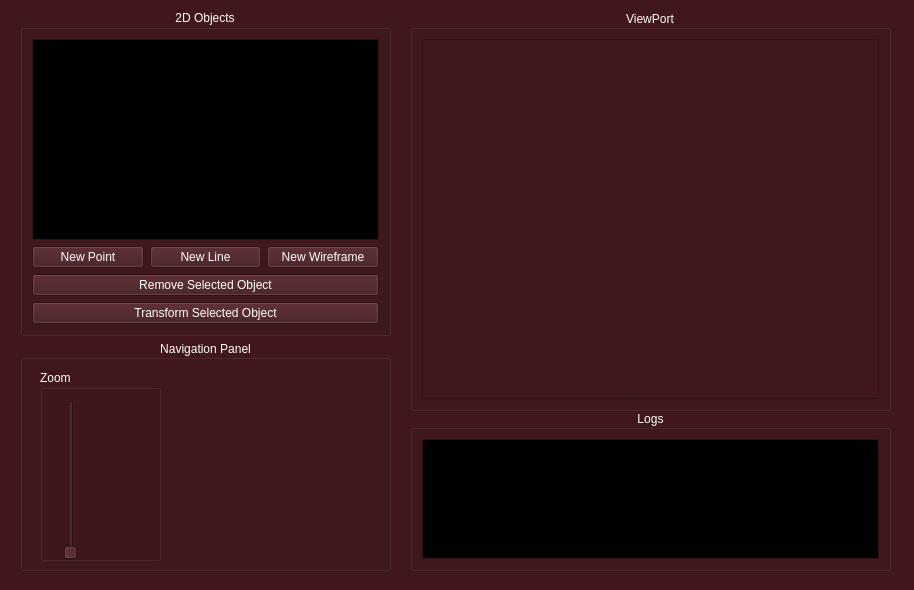
Before: the Qt Designer form SGI/view/screens/main.ui in JVSutter/Sistema-Grafico-Interativo, drawn with Qt 5.
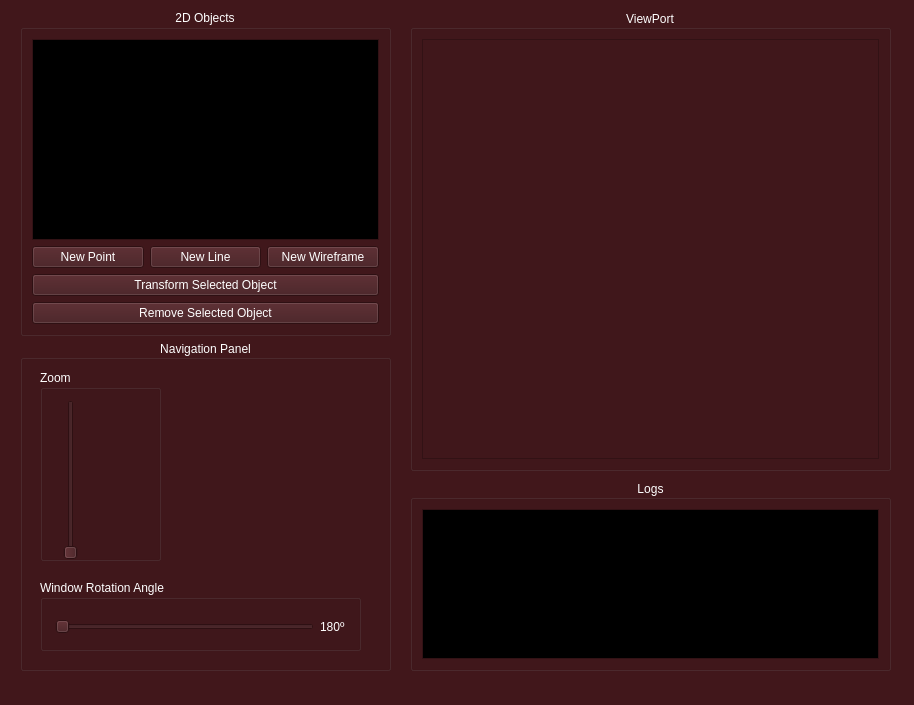
After: the same form once the commit is applied. Icons and pictures are not drawn.

Commit message: UI da rotacao da window

Patch:
```diff
--- a/SGI/view/screens/main.ui
+++ b/SGI/view/screens/main.ui
@@ -10,7 +10,7 @@
     <x>0</x>
     <y>0</y>
     <width>914</width>
-    <height>590</height>
+    <height>705</height>
    </rect>
   </property>
   <property name="sizePolicy">
@@ -22,13 +22,13 @@
   <property name="minimumSize">
    <size>
     <width>914</width>
-    <height>590</height>
+    <height>705</height>
    </size>
   </property>
   <property name="maximumSize">
    <size>
     <width>914</width>
-    <height>590</height>
+    <height>705</height>
    </size>
   </property>
   <property name="palette">
@@ -685,19 +685,6 @@
         </item>
        </layout>
       </item>
-      <item>
-       <widget class="QPushButton" name="removeObject">
-        <property name="cursor">
-         <cursorShape>PointingHandCursor</cursorShape>
-        </property>
-        <property name="styleSheet">
-         <string notr="true"/>
-        </property>
-        <property name="text">
-         <string>Remove Selected Object</string>
-        </property>
-       </widget>
-      </item>
       <item>
        <widget class="QPushButton" name="transformObject">
         <property name="cursor">
@@ -711,6 +698,19 @@
         </property>
        </widget>
       </item>
+      <item>
+       <widget class="QPushButton" name="removeObject">
+        <property name="cursor">
+         <cursorShape>PointingHandCursor</cursorShape>
+        </property>
+        <property name="styleSheet">
+         <string notr="true"/>
+        </property>
+        <property name="text">
+         <string>Remove Selected Object</string>
+        </property>
+       </widget>
+      </item>
      </layout>
     </item>
    </layout>
@@ -721,7 +721,7 @@
      <x>20</x>
      <y>340</y>
      <width>371</width>
-     <height>231</height>
+     <height>331</height>
     </rect>
    </property>
    <property name="cursor">
@@ -857,7 +857,7 @@
     <property name="geometry">
      <rect>
       <x>180</x>
-      <y>40</y>
+      <y>50</y>
       <width>171</width>
       <height>171</height>
      </rect>
@@ -873,7 +873,7 @@
     <property name="geometry">
      <rect>
       <x>190</x>
-      <y>30</y>
+      <y>40</y>
       <width>151</width>
       <height>71</height>
      </rect>
@@ -907,7 +907,7 @@
     <property name="geometry">
      <rect>
       <x>180</x>
-      <y>90</y>
+      <y>100</y>
       <width>81</width>
       <height>71</height>
      </rect>
@@ -941,7 +941,7 @@
     <property name="geometry">
      <rect>
       <x>260</x>
-      <y>90</y>
+      <y>100</y>
       <width>91</width>
       <height>71</height>
      </rect>
@@ -981,7 +981,7 @@
     <property name="geometry">
      <rect>
       <x>190</x>
-      <y>150</y>
+      <y>160</y>
       <width>151</width>
       <height>71</height>
      </rect>
@@ -1011,14 +1011,56 @@
      <bool>true</bool>
     </property>
    </widget>
+   <widget class="QGroupBox" name="groupBox_3">
+    <property name="geometry">
+     <rect>
+      <x>20</x>
+      <y>240</y>
+      <width>321</width>
+      <height>71</height>
+     </rect>
+    </property>
+    <property name="title">
+     <string>Window Rotation Angle</string>
+    </property>
+    <widget class="QWidget" name="">
+     <property name="geometry">
+      <rect>
+       <x>15</x>
+       <y>33</y>
+       <width>291</width>
+       <height>27</height>
+      </rect>
+     </property>
+     <layout class="QHBoxLayout" name="horizontalLayout_5">
+      <item>
+       <widget class="QSlider" name="windowRotationSlider">
+        <property name="maximum">
+         <number>360</number>
+        </property>
+        <property name="orientation">
+         <enum>Qt::Orientation::Horizontal</enum>
+        </property>
+       </widget>
+      </item>
+      <item>
+       <widget class="QLabel" name="windowRotationLabel">
+        <property name="text">
+         <string>180º</string>
+        </property>
+       </widget>
+      </item>
+     </layout>
+    </widget>
+   </widget>
   </widget>
   <widget class="QGroupBox" name="groupBox">
    <property name="geometry">
     <rect>
      <x>410</x>
-     <y>410</y>
+     <y>480</y>
      <width>481</width>
-     <height>161</height>
+     <height>191</height>
     </rect>
    </property>
    <property name="title">
@@ -1113,7 +1155,7 @@
      <x>410</x>
      <y>10</y>
      <width>481</width>
-     <height>401</height>
+     <height>461</height>
     </rect>
    </property>
    <property name="title">
```
Left out of the diff: 6 changed lines with no effect on the pictures. The commit also changes 5 other files.
